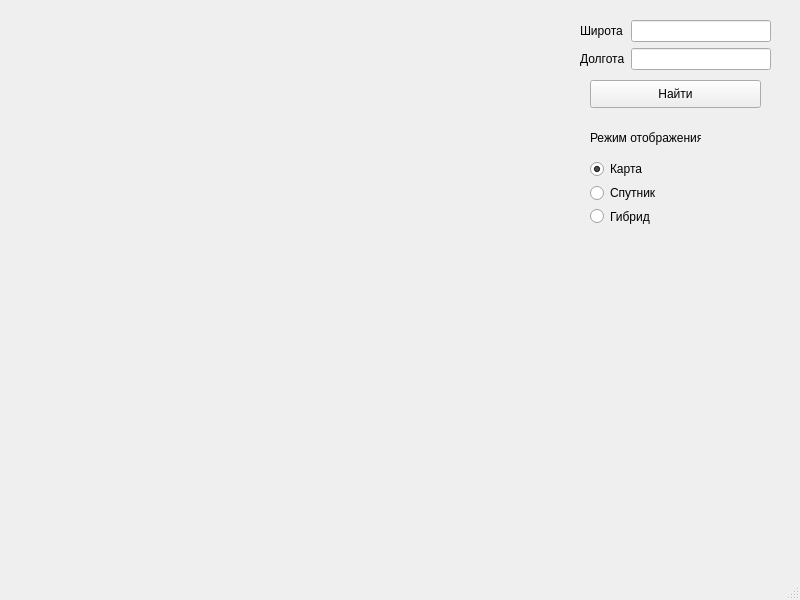
Old version of the form ui/first_ui.ui in the repository soloiaros/yandex_maps.
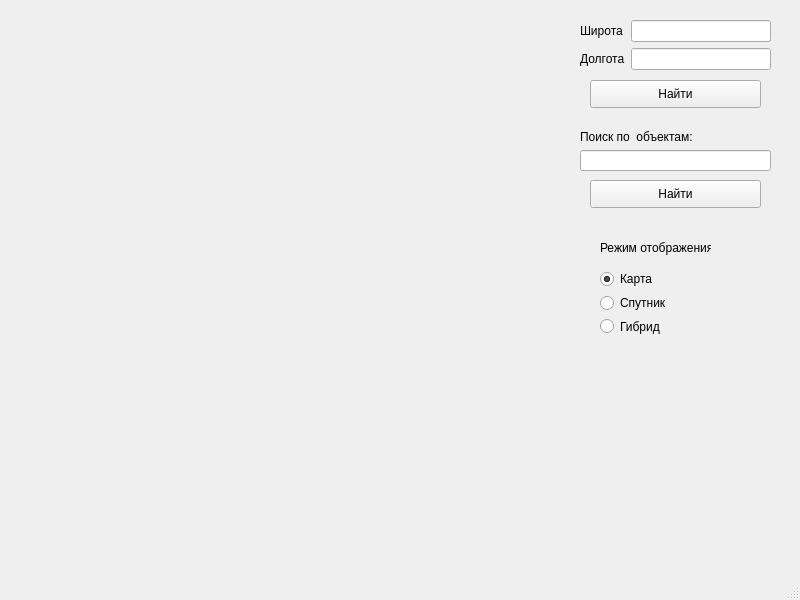
New version of the form.

Diff of the .ui file:
```diff
--- a/ui/first_ui.ui
+++ b/ui/first_ui.ui
@@ -75,8 +75,8 @@
    <widget class="QLabel" name="label_4">
     <property name="geometry">
      <rect>
-      <x>590</x>
-      <y>130</y>
+      <x>600</x>
+      <y>240</y>
       <width>111</width>
       <height>16</height>
      </rect>
@@ -85,11 +85,24 @@
      <string>Режим отображения:</string>
     </property>
    </widget>
-   <widget class="QWidget" name="">
+   <widget class="QPushButton" name="pushButton_2">
     <property name="geometry">
      <rect>
       <x>590</x>
-      <y>160</y>
+      <y>180</y>
+      <width>171</width>
+      <height>28</height>
+     </rect>
+    </property>
+    <property name="text">
+     <string>Найти</string>
+    </property>
+   </widget>
+   <widget class="QWidget" name="">
+    <property name="geometry">
+     <rect>
+      <x>600</x>
+      <y>270</y>
       <width>84</width>
       <height>65</height>
      </rect>
@@ -130,6 +143,28 @@
      </item>
     </layout>
    </widget>
+   <widget class="QWidget" name="">
+    <property name="geometry">
+     <rect>
+      <x>580</x>
+      <y>130</y>
+      <width>191</width>
+      <height>41</height>
+     </rect>
+    </property>
+    <layout class="QVBoxLayout" name="verticalLayout_2">
+     <item>
+      <widget class="QLabel" name="label_5">
+       <property name="text">
+        <string>Поиск по  объектам:</string>
+       </property>
+      </widget>
+     </item>
+     <item>
+      <widget class="QLineEdit" name="lineEdit_3"/>
+     </item>
+    </layout>
+   </widget>
   </widget>
   <widget class="QMenuBar" name="menubar">
    <property name="geometry">
```
